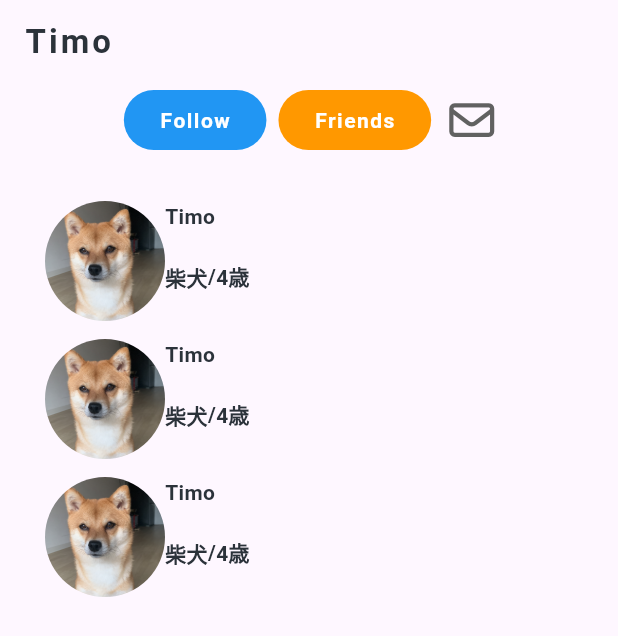
After one commit to YunaSuzuki/timo, a Flutter app: the screen it shows after launch, on a phone screen of 412 x 824 dp. The commit adds this screen. Shown: the top 636 px of the screen. Run offline on Flutter 3.47's test engine with Material 3 defaults, Android fonts, the phone set to English and light mode, and no system bars; drawn by our look-alikes of flutter_layout_grid; our stand-ins replace font_awesome_flutter.

Commit message:
add&edit pet_list_page
・pet_list
・follow, friends and DM button
・FontAwesome Icon

```diff
--- a/lib/main.dart
+++ b/lib/main.dart
@@ -1,4 +1,5 @@
 import 'package:flutter/material.dart';
+import 'package:timo/screen/pet_list_page.dart';
 import 'screen/pet_profile_page.dart';
 
 void main() => runApp(MyApp());
@@ -9,7 +10,7 @@ class MyApp extends StatelessWidget {
   Widget build(BuildContext context) {
     return MaterialApp(
       title: 'Timo',
-      home: ProfilePage(),
+      home: PetListPage(),
     );
   }
 }
--- /dev/null
+++ b/lib/screen/pet_list_page.dart
@@ -0,0 +1,167 @@
+import 'package:flutter/material.dart';
+import 'package:flutter_layout_grid/flutter_layout_grid.dart';
+import 'package:timo/constants.dart';
+import 'package:font_awesome_flutter/font_awesome_flutter.dart';
+
+class PetListPage extends StatelessWidget {
+
+  @override
+  Widget build(BuildContext context) {
+    return Scaffold(
+      appBar: AppBar(
+        title: Text(
+          'Timo',
+          style: TextStyle(
+              color: Color(0xFF2B323A),
+              fontWeight: FontWeight.bold,
+              letterSpacing: 2.0
+          ),
+        ),
+      ),
+      body: Column(
+        children: <Widget>[
+
+          Container(
+            padding: EdgeInsets.only(left: 30.0, right: 30.0),
+            child: Row(
+              mainAxisAlignment: MainAxisAlignment.center,
+              children: <Widget>[
+                TextButton(
+                  onPressed: () {},
+                  style: TextButton.styleFrom(
+                    backgroundColor: Colors.blue,
+                    padding: EdgeInsets.symmetric(horizontal: 24, vertical: 10), // inner padding
+                  ),
+                  child: Text("Follow", style: TextStyle(color: Colors.white, fontWeight: FontWeight.bold, letterSpacing: 1.0),),
+                ),
+                SizedBox(width: 8.0,),
+                TextButton(
+                  onPressed: () {},
+                  style: TextButton.styleFrom(
+                    backgroundColor: Colors.orange,
+                    padding: EdgeInsets.symmetric(horizontal: 24, vertical: 10), // inner padding
+                  ),
+                  child: Text("Friends", style: TextStyle(color: Colors.white, fontWeight: FontWeight.bold, letterSpacing: 1.0),),
+                ),
+                SizedBox(width: 12.0,),
+                Icon(FontAwesomeIcons.envelope, size: 30.0, color: Colors.grey[700],),
+              ],
+            ),
+          ),
+          SizedBox(height: 30.0,),
+          Container(
+            padding: EdgeInsets.only(left: 30.0, right: 30.0),
+            child: Column(
+              children: <Widget>[
+                SizedBox(
+                  height: 80,
+                  child: LayoutGrid(
+                    columnSizes: [auto, 1.fr],
+                    rowSizes: [1.fr, 1.fr],
+                    children: <Widget>[
+                      Container(
+                        child: SizedBox(
+                          width: 80,
+                          height: 80,
+                          child: ClipOval(
+                            child: FittedBox(
+                              fit: BoxFit.cover,
+                              alignment: Alignment(0, -0.8), // ← y方向を上に寄せる (-1=上, 0=中央, 1=下)
+                              child: Image.asset('assets/images/pet_profile_image.JPG'),
+                            ),
+                          ),
+                        ),
+                      ).withGridPlacement(columnStart: 0, rowStart: 0, rowSpan: 2),
+                      Container(
+                        child: Text('Timo', style: profileTextStyle,),
+                      ).withGridPlacement(columnStart: 1, rowStart: 0),
+                      Container(
+                        child: Row(
+                          children: <Widget>[
+                            Text('柴犬', style: profileTextStyle,),
+                            Text('/', style: profileTextStyle,),
+                            Text('4歳', style: profileTextStyle,)
+                          ],
+                        ),
+                      ).withGridPlacement(columnStart: 1, rowStart: 1),
+                    ],
+                  ),
+                ),
+                SizedBox(height: 12.0,),
+                SizedBox(
+                  height: 80,
+                  child: LayoutGrid(
+                    columnSizes: [auto, 1.fr],
+                    rowSizes: [1.fr, 1.fr],
+                    children: <Widget>[
+                      Container(
+                        child: SizedBox(
+                          width: 80,
+                          height: 80,
+                          child: ClipOval(
+                            child: FittedBox(
+                              fit: BoxFit.cover,
+                              alignment: Alignment(0, -0.8), // ← y方向を上に寄せる (-1=上, 0=中央, 1=下)
+                              child: Image.asset('assets/images/pet_profile_image.JPG'),
+                            ),
+                          ),
+                        ),
+                      ).withGridPlacement(columnStart: 0, rowStart: 0, rowSpan: 2),
+                      Container(
+                        child: Text('Timo', style: profileTextStyle,),
+                      ).withGridPlacement(columnStart: 1, rowStart: 0),
+                      Container(
+                        child: Row(
+                          children: <Widget>[
+                            Text('柴犬', style: profileTextStyle,),
+                            Text('/', style: profileTextStyle,),
+                            Text('4歳', style: profileTextStyle,)
+                          ],
+                        ),
+                      ).withGridPlacement(columnStart: 1, rowStart: 1),
+                    ],
+                  ),
+                ),
+                SizedBox(height: 12.0,),
+                SizedBox(
+                  height: 80,
+                  child: LayoutGrid(
+                    columnSizes: [auto, 1.fr],
+                    rowSizes: [1.fr, 1.fr],
+                    children: <Widget>[
+                      Container(
+                        child: SizedBox(
+                          width: 80,
+                          height: 80,
+                          child: ClipOval(
+                            child: FittedBox(
+                              fit: BoxFit.cover,
+                              alignment: Alignment(0, -0.8), // ← y方向を上に寄せる (-1=上, 0=中央, 1=下)
+                              child: Image.asset('assets/images/pet_profile_image.JPG'),
+                            ),
+                          ),
+                        ),
+                      ).withGridPlacement(columnStart: 0, rowStart: 0, rowSpan: 2),
+                      Container(
+                        child: Text('Timo', style: profileTextStyle,),
+                      ).withGridPlacement(columnStart: 1, rowStart: 0),
+                      Container(
+                        child: Row(
+                          children: <Widget>[
+                            Text('柴犬', style: profileTextStyle,),
+                            Text('/', style: profileTextStyle,),
+                            Text('4歳', style: profileTextStyle,)
+                          ],
+                        ),
+                      ).withGridPlacement(columnStart: 1, rowStart: 1),
+                    ],
+                  ),
+                ),
+              ],
+            ),
+          ),
+        ],
+      ),
+    );
+  }
+}
--- a/pubspec.yaml
+++ b/pubspec.yaml
@@ -36,6 +36,7 @@ dependencies:
   # The following adds the Cupertino Icons font to your application.
   # Use with the CupertinoIcons class for iOS style icons.
   cupertino_icons: ^1.0.8
+  font_awesome_flutter: '>= 4.7.0'
 
 dev_dependencies:
   flutter_test:
```
Also changed, not shown: pubspec.lock.
